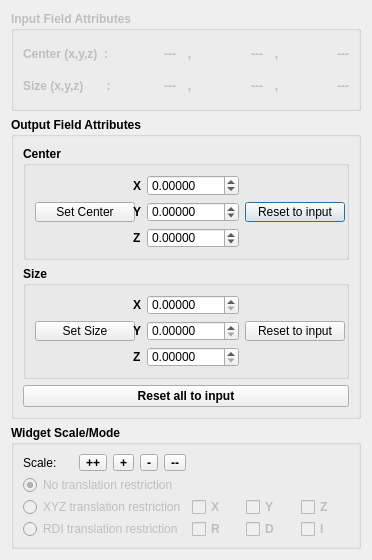
First picture: the form in src/Interface/Modules/Fields/EditMeshBoundingBox.ui, repository SCIInstitute/SCIRun, before the edit.
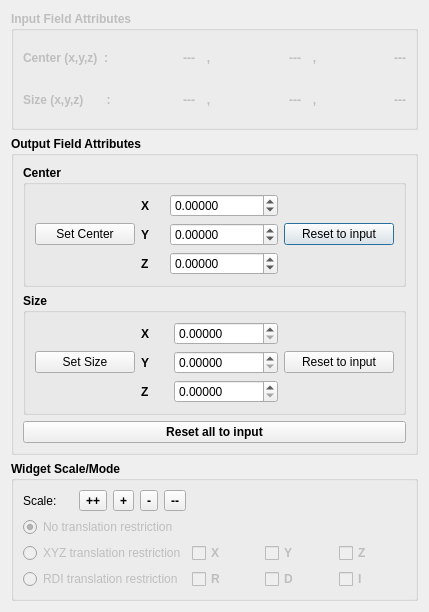
Second picture: the form after the edit.

The edit to the form file:
```diff
--- a/src/Interface/Modules/Fields/EditMeshBoundingBox.ui
+++ b/src/Interface/Modules/Fields/EditMeshBoundingBox.ui
@@ -6,14 +6,14 @@
    <rect>
     <x>0</x>
     <y>0</y>
-    <width>372</width>
-    <height>560</height>
+    <width>429</width>
+    <height>612</height>
    </rect>
   </property>
   <property name="minimumSize">
    <size>
-    <width>372</width>
-    <height>560</height>
+    <width>429</width>
+    <height>612</height>
    </size>
   </property>
   <property name="windowTitle">
@@ -273,13 +273,13 @@
           <widget class="QPushButton" name="resetCenterPushButton_">
            <property name="minimumSize">
             <size>
-             <width>100</width>
+             <width>110</width>
              <height>0</height>
             </size>
            </property>
            <property name="maximumSize">
             <size>
-             <width>100</width>
+             <width>110</width>
              <height>16777215</height>
             </size>
            </property>
@@ -498,13 +498,13 @@
           <widget class="QPushButton" name="resetSizePushButton_">
            <property name="minimumSize">
             <size>
-             <width>100</width>
+             <width>110</width>
              <height>0</height>
             </size>
            </property>
            <property name="maximumSize">
             <size>
-             <width>100</width>
+             <width>110</width>
              <height>16777215</height>
             </size>
            </property>
@@ -578,6 +578,12 @@
        <layout class="QHBoxLayout" name="horizontalLayout">
         <item>
          <widget class="QLabel" name="label">
+          <property name="minimumSize">
+           <size>
+            <width>0</width>
+            <height>15</height>
+           </size>
+          </property>
           <property name="font">
            <font>
             <weight>50</weight>
@@ -594,6 +600,12 @@
           <property name="enabled">
            <bool>true</bool>
           </property>
+          <property name="minimumSize">
+           <size>
+            <width>0</width>
+            <height>15</height>
+           </size>
+          </property>
           <property name="text">
            <string>++</string>
           </property>
@@ -601,6 +613,12 @@
         </item>
         <item>
          <widget class="QToolButton" name="upScaleToolButton_">
+          <property name="minimumSize">
+           <size>
+            <width>0</width>
+            <height>15</height>
+           </size>
+          </property>
           <property name="text">
            <string>+</string>
           </property>
@@ -608,6 +626,12 @@
         </item>
         <item>
          <widget class="QToolButton" name="downScaleToolButton_">
+          <property name="minimumSize">
+           <size>
+            <width>0</width>
+            <height>15</height>
+           </size>
+          </property>
           <property name="text">
            <string>-</string>
           </property>
@@ -615,6 +639,12 @@
         </item>
         <item>
          <widget class="QToolButton" name="doubleDownScaleToolButton_">
+          <property name="minimumSize">
+           <size>
+            <width>0</width>
+            <height>15</height>
+           </size>
+          </property>
           <property name="text">
            <string>--</string>
           </property>
```
Left out of the diff: 26 changed lines with no effect on the pictures.
